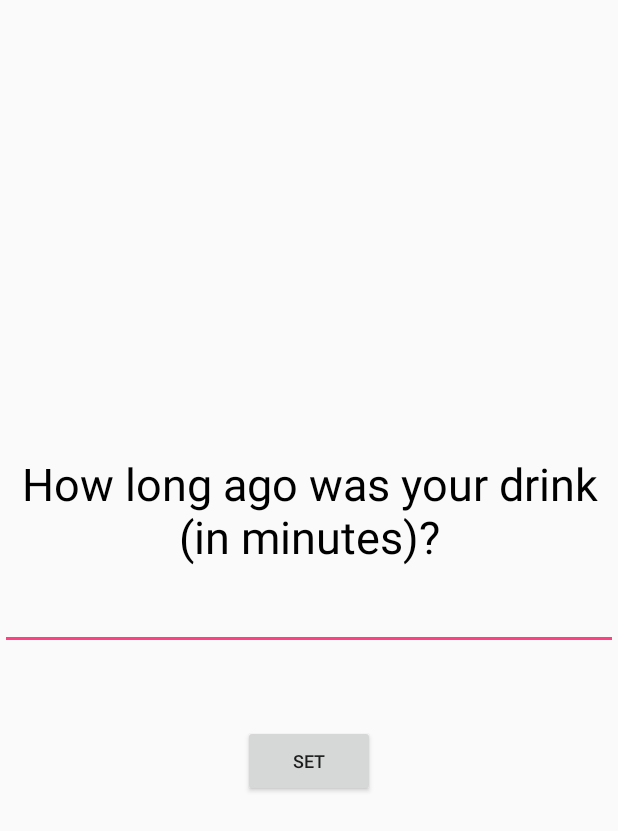
After one commit to zjohnson5455/dartmouth-drinks, an Android app: the layout activity_time_drink.xml on its own in the app's theme, with its tools: preview values and no code run, on a phone screen of 412 x 824 dp. The commit adds this screen. Shown: the top 831 px of the screen. Run offline under Robolectric (Android 15) with nearby library versions, the phone set to English and light mode, and no system bars.

Commit message:
Final Project Commit #3
Made time of drink page

Started to implement intent flow

```diff
--- a/app/build.gradle
+++ b/app/build.gradle
@@ -5,7 +5,7 @@ android {
     buildToolsVersion '26.0.2'
     defaultConfig {
         applicationId "com.apptime.alexw.dartmouthdrinks"
-        minSdkVersion 15
+        minSdkVersion 23
         targetSdkVersion 26
         versionCode 1
         versionName "1.0"
--- a/app/src/main/AndroidManifest.xml
+++ b/app/src/main/AndroidManifest.xml
@@ -43,6 +43,7 @@
                 <category android:name="android.intent.category.DEFAULT"/>
             </intent-filter>
         </activity>
+        <activity android:name=".TimeDrinkActivity"/>
     </application>
 
 </manifest>
--- a/app/src/main/java/com/apptime/alexw/dartmouthdrinks/BACInfo.java
+++ b/app/src/main/java/com/apptime/alexw/dartmouthdrinks/BACInfo.java
@@ -2,12 +2,13 @@ package com.apptime.alexw.dartmouthdrinks;
 
 import android.app.Activity;
 import android.os.Bundle;
+import android.support.v7.app.AppCompatActivity;
 
 /**
  * Created by zacharyjohnson on 11/18/17.
  */
 
-public class BACInfo extends Activity {
+public class BACInfo extends AppCompatActivity {
 
     public void onCreate(Bundle savedInstanceState) {
         super.onCreate(savedInstanceState);
--- a/app/src/main/java/com/apptime/alexw/dartmouthdrinks/Constants.java
+++ b/app/src/main/java/com/apptime/alexw/dartmouthdrinks/Constants.java
@@ -14,5 +14,6 @@ public class Constants {
     static final double FEMALE_BAC_CONSTANT = .55;
 
     static final int ADD_DRINK_REQUEST_CODE = 1;
+    static final int TIME_REQUEST_CODE = 2;
 
 }
--- a/app/src/main/java/com/apptime/alexw/dartmouthdrinks/CreateNextActivity.java
+++ b/app/src/main/java/com/apptime/alexw/dartmouthdrinks/CreateNextActivity.java
@@ -3,6 +3,7 @@ package com.apptime.alexw.dartmouthdrinks;
 import android.app.Activity;
 import android.content.Intent;
 import android.os.Bundle;
+import android.support.v7.app.AppCompatActivity;
 import android.view.View;
 import android.widget.ArrayAdapter;
 import android.widget.Spinner;
@@ -11,7 +12,7 @@ import android.widget.Spinner;
  * Created by zacharyjohnson on 11/18/17.
  */
 
-public class CreateNextActivity extends Activity {
+public class CreateNextActivity extends AppCompatActivity {
 
     Spinner sex = findViewById(R.id.create_acct_sex);
 
--- a/app/src/main/java/com/apptime/alexw/dartmouthdrinks/ResourcesActivity.java
+++ b/app/src/main/java/com/apptime/alexw/dartmouthdrinks/ResourcesActivity.java
@@ -2,12 +2,13 @@ package com.apptime.alexw.dartmouthdrinks;
 
 import android.app.Activity;
 import android.os.Bundle;
+import android.support.v7.app.AppCompatActivity;
 
 /**
  * Created by zacharyjohnson on 11/17/17.
  */
 
-public class ResourcesActivity extends Activity{
+public class ResourcesActivity extends AppCompatActivity {
 
     public void onCreate (Bundle savedInstanceState) {
         super.onCreate(savedInstanceState);
--- a/app/src/main/java/com/apptime/alexw/dartmouthdrinks/SignInActivity.java
+++ b/app/src/main/java/com/apptime/alexw/dartmouthdrinks/SignInActivity.java
@@ -3,6 +3,7 @@ package com.apptime.alexw.dartmouthdrinks;
 import android.app.Activity;
 import android.content.Intent;
 import android.os.Bundle;
+import android.support.v7.app.AppCompatActivity;
 import android.view.View;
 import android.widget.Button;
 import android.widget.EditText;
@@ -12,7 +13,7 @@ import android.widget.Toast;
  * Created by zacharyjohnson on 11/18/17.
  */
 
-public class SignInActivity extends Activity {
+public class SignInActivity extends AppCompatActivity {
 
     EditText name = findViewById(R.id.sign_in_name);
     EditText pw = findViewById(R.id.sign_in_password);
--- /dev/null
+++ b/app/src/main/res/layout/activity_time_drink.xml
@@ -0,0 +1,48 @@
+<?xml version="1.0" encoding="utf-8"?>
+<RelativeLayout xmlns:android="http://schemas.android.com/apk/res/android"
+    android:orientation="vertical"
+    android:layout_width="match_parent"
+    android:layout_height="match_parent">
+
+    <LinearLayout
+        android:layout_width="match_parent"
+        android:layout_height="wrap_content"
+        android:layout_centerVertical="true"
+        android:orientation="vertical"
+        >
+
+        <TextView
+            android:layout_width="match_parent"
+            android:layout_height="wrap_content"
+            android:text="How long ago was your drink (in minutes)?"
+            android:textColor="#000000"
+            android:textSize="30dp"
+            android:padding="10dp"
+            android:gravity="center_horizontal"
+            />
+
+        <EditText
+            android:id="@+id/time_picker"
+            android:layout_width="match_parent"
+            android:layout_height="wrap_content"
+            android:inputType="number"
+            android:layout_gravity="center_horizontal"
+            />
+
+        <Button
+            android:layout_width="wrap_content"
+            android:layout_height="wrap_content"
+            android:layout_marginTop="50dp"
+            android:clickable="true"
+            android:textSize="12dp"
+            android:text="Set"
+            android:layout_gravity="center"
+            android:onClick="onSetClick"
+            />
+
+
+    </LinearLayout>
+
+
+
+</RelativeLayout>
--- a/app/src/main/res/values/strings.xml
+++ b/app/src/main/res/values/strings.xml
@@ -18,4 +18,5 @@
     <string name="a0.3">STUPOR. You have little comprehension of where you are. You may pass out suddenly and be difficult to awaken.</string>
     <string name="a0.35">Coma is possible. This is the level of surgical anesthesia. </string>
     <string name="a0.4">Onset of coma, and possible death due to respiratory arrest.</string>
+    <string name="Time">What time did you have your drink?</string>
 </resources>
```
Also changed, not shown: app/src/main/java/com/apptime/alexw/dartmouthdrinks/AddActivity.java (+47 -2 lines), app/src/main/java/com/apptime/alexw/dartmouthdrinks/BeerActivity.java (+18 -13 lines), app/src/main/java/com/apptime/alexw/dartmouthdrinks/TimeDrinkActivity.java (added, +67 -0 lines).
